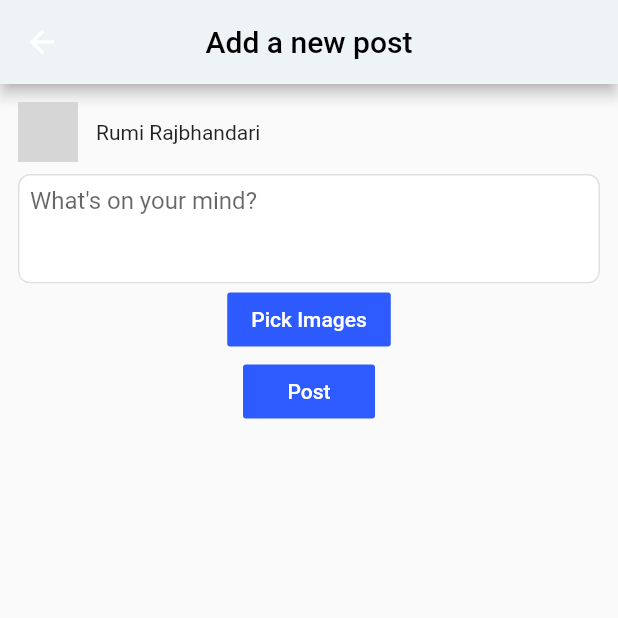
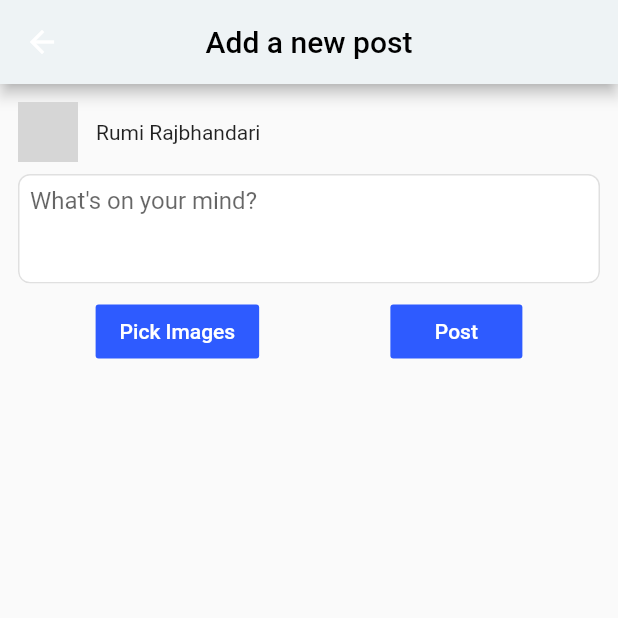
Before and after one commit to RumiRajbhandari/MyFacebook, a Flutter app: the AddPostScreen screen opened directly with empty values, after a tap on "Post", on a phone screen of 412 x 824 dp, the top half of it. Run offline on Flutter 3.47's test engine with Material 2 defaults, Android fonts, the phone set to English and light mode, and no system bars; our stand-ins replace get_it; missing offline and left inert: multi_image_picker; network calls fail; grey boxes are pictures that could not be loaded.

Commit message:
add post screen design

```diff
--- a/lib/data/model/image.dart
+++ b/lib/data/model/image.dart
@@ -1,8 +1,15 @@
+
+import 'dart:io';
+
+import 'package:multi_image_picker/multi_image_picker.dart';
+
 class ImageModel {
   String path;
   bool isSynced;
+  Asset asset;
+  File file;
 
-  ImageModel({this.path, this.isSynced: true});
+  ImageModel({this.path, this.isSynced: true, this.asset, this.file});
 
   ImageModel.fromJson(Map<String, dynamic> json)
       : path = json['path'],
--- /dev/null
+++ b/lib/res/strings.dart
@@ -0,0 +1,6 @@
+class Strings {
+  static const String whatsonYourMind = 'What\'s on your mind?';
+  static const String pickImages = 'Pick Images';
+  static const String post= 'Post';
+  static const String addNewPost= 'Add a new post';
+}
--- a/lib/screens/add_post/add_post_screen.dart
+++ b/lib/screens/add_post/add_post_screen.dart
@@ -1,8 +1,11 @@
+import 'dart:io';
+
 import 'package:flutter/material.dart';
 import 'package:multi_image_picker/multi_image_picker.dart';
 import 'package:my_facebook/data/model/image.dart';
 import 'package:my_facebook/data/model/post.dart';
 import 'package:my_facebook/res/color.dart';
+import 'package:my_facebook/res/strings.dart';
 import 'package:my_facebook/screens/home/bg_item.dart';
 import 'package:my_facebook/screens/home/profile_avatar.dart';
 import 'package:my_facebook/view_model/posts_view_model.dart';
@@ -24,6 +27,8 @@ class _AddPostScreenState extends State<AddPostScreen> {
   Future getImage() async {
     try {
       images = await MultiImagePicker.pickImages(maxImages: 10, enableCamera: true);
+      var image = images[0];
+      print('images name is ${image.name} ${image.identifier} $image');
       setState(() {});
     } catch (e) {
       print(e);
@@ -35,7 +40,7 @@ class _AddPostScreenState extends State<AddPostScreen> {
     return Scaffold(
         appBar: AppBar(
           backgroundColor: main_background,
-          title: Text("Add a new post", style: TextStyle(color: Colors.black)),
+          title: Text(Strings.addNewPost, style: TextStyle(color: Colors.black)),
           centerTitle: true,
         ),
         body: Container(
@@ -60,36 +65,19 @@ class _AddPostScreenState extends State<AddPostScreen> {
                     status = value;
                   },
                   decoration: InputDecoration.collapsed(
-                      hintText: 'What\'s on your mind?', hintStyle: TextStyle(fontSize: 16)),
+                      hintText: Strings.whatsonYourMind, hintStyle: TextStyle(fontSize: 16)),
                 ),
               ),
               _getGridView(),
-              FlatButton(
-                color: color_accent,
-                child: Text('Pick Images',
-                    style:
-                        TextStyle(fontWeight: FontWeight.w500, color: Colors.white, fontSize: 14)),
-                onPressed: () {
-                  getImage();
-                },
-              ),
-              FlatButton(
-                color: color_accent,
-                child: Text('Post',
-                    style:
-                        TextStyle(fontWeight: FontWeight.w500, color: Colors.white, fontSize: 14)),
-                onPressed: () {
-                  var post = Post(id: 0, status: status, imageList: _getImageList());
-                  widget.onEdit(post);
-                },
-              )
+              _getButtons()
+
             ],
           ),
         ));
   }
 
   Widget _getGridView() {
-    return (images == null)
+    return (images == null || images.length < 1)
         ? SizedBox.shrink()
         : GridView.count(
             shrinkWrap: true,
@@ -100,12 +88,46 @@ class _AddPostScreenState extends State<AddPostScreen> {
                 asset: asset,
                 width: 300,
                 height: 300,
+                spinner: Container(),
               );
             }),
           );
   }
 
+  Widget _getButtons(){
+    return Padding(
+      padding: const EdgeInsets.all(8.0),
+      child: Row(
+        mainAxisAlignment: MainAxisAlignment.spaceAround,
+        children: [
+          FlatButton(
+            color: color_accent,
+            child: Text(Strings.pickImages,
+                style:
+                TextStyle(fontWeight: FontWeight.w500, color: Colors.white, fontSize: 14)),
+            onPressed: () {
+              getImage();
+            },
+          ),
+          FlatButton(
+            color: color_accent,
+            child: Text(Strings.post,
+                style:
+                TextStyle(fontWeight: FontWeight.w500, color: Colors.white, fontSize: 14)),
+            onPressed: () {
+              var post = Post(id: 0, status: status, imageList: _getImageList());
+              widget.onEdit(post);
+            },
+          )
+        ],
+      ),
+    );
+  }
+
   List<ImageModel> _getImageList() {
-    images.map((image) => ImageModel(path: image.name, isSynced: false));
+    return images
+        .map(
+            (image) => ImageModel(asset: image, isSynced: false, file: File("${image.identifier}")))
+        .toList();
   }
 }
--- a/lib/view_model/posts_view_model.dart
+++ b/lib/view_model/posts_view_model.dart
@@ -41,6 +41,7 @@ class PostViewModel extends ChangeNotifier {
   }
 
   void addPost(Post post) {
+    print('added post is ${post.imageList}');
     postList.insert(0, post);
     _setPostsDataUseCase(Response.complete<List<Post>>(postList));
     print('add post ----- ${postList.length}');
```
Also changed, not shown: lib/screens/home/add_post_container.dart (+5 -6 lines), lib/screens/home/post_container.dart (+46 -11 lines).
